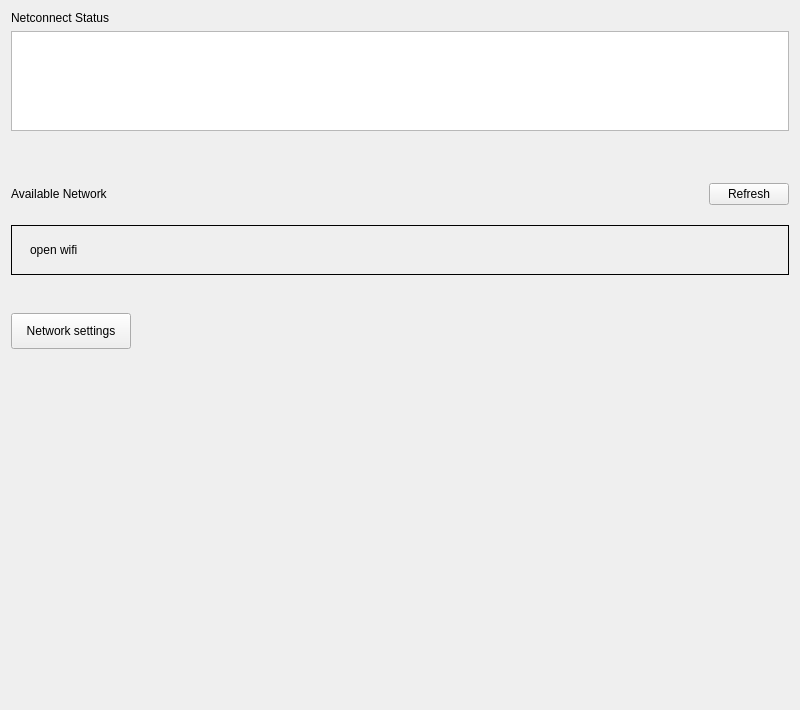
ukui/kylin-control-center, file plugins/network/netconnect/netconnect.ui: the form before one commit.
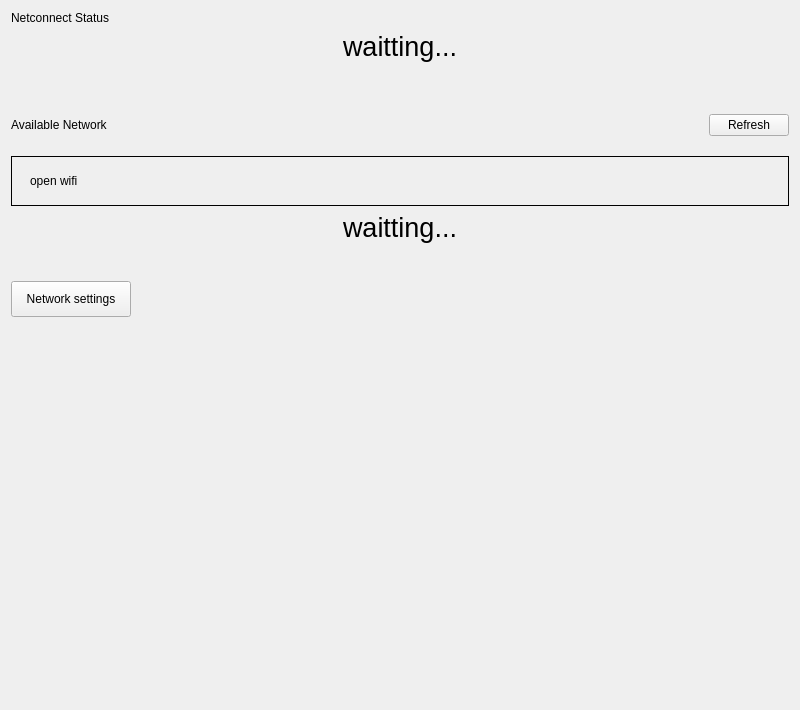
The form after the commit.

What changed in the file:
```diff
--- a/plugins/network/netconnect/netconnect.ui
+++ b/plugins/network/netconnect/netconnect.ui
@@ -43,14 +43,53 @@
     </widget>
    </item>
    <item>
-    <widget class="QListWidget" name="statusListWidget">
-     <property name="maximumSize">
-      <size>
-       <width>16777215</width>
-       <height>100</height>
-      </size>
+    <layout class="QVBoxLayout" name="statusLayout">
+     <property name="spacing">
+      <number>1</number>
      </property>
-    </widget>
+    </layout>
+   </item>
+   <item>
+    <layout class="QHBoxLayout" name="statuswaitLayout">
+     <item>
+      <spacer name="horizontalSpacer_6">
+       <property name="orientation">
+        <enum>Qt::Horizontal</enum>
+       </property>
+       <property name="sizeHint" stdset="0">
+        <size>
+         <width>40</width>
+         <height>20</height>
+        </size>
+       </property>
+      </spacer>
+     </item>
+     <item>
+      <widget class="QLabel" name="statuswaitLabel">
+       <property name="font">
+        <font>
+         <pointsize>20</pointsize>
+        </font>
+       </property>
+       <property name="text">
+        <string>waitting...</string>
+       </property>
+      </widget>
+     </item>
+     <item>
+      <spacer name="horizontalSpacer_7">
+       <property name="orientation">
+        <enum>Qt::Horizontal</enum>
+       </property>
+       <property name="sizeHint" stdset="0">
+        <size>
+         <width>40</width>
+         <height>20</height>
+        </size>
+       </property>
+      </spacer>
+     </item>
+    </layout>
    </item>
    <item>
     <spacer name="verticalSpacer">
@@ -196,7 +235,53 @@
     </widget>
    </item>
    <item>
-    <layout class="QVBoxLayout" name="availableLayout"/>
+    <layout class="QVBoxLayout" name="availableLayout">
+     <property name="spacing">
+      <number>1</number>
+     </property>
+    </layout>
+   </item>
+   <item>
+    <layout class="QHBoxLayout" name="waitLayout">
+     <item>
+      <spacer name="horizontalSpacer_4">
+       <property name="orientation">
+        <enum>Qt::Horizontal</enum>
+       </property>
+       <property name="sizeHint" stdset="0">
+        <size>
+         <width>40</width>
+         <height>20</height>
+        </size>
+       </property>
+      </spacer>
+     </item>
+     <item>
+      <widget class="QLabel" name="waitLabel">
+       <property name="font">
+        <font>
+         <pointsize>20</pointsize>
+        </font>
+       </property>
+       <property name="text">
+        <string>waitting...</string>
+       </property>
+      </widget>
+     </item>
+     <item>
+      <spacer name="horizontalSpacer_5">
+       <property name="orientation">
+        <enum>Qt::Horizontal</enum>
+       </property>
+       <property name="sizeHint" stdset="0">
+        <size>
+         <width>40</width>
+         <height>20</height>
+        </size>
+       </property>
+      </spacer>
+     </item>
+    </layout>
    </item>
    <item>
     <spacer name="verticalSpacer_2">
```
